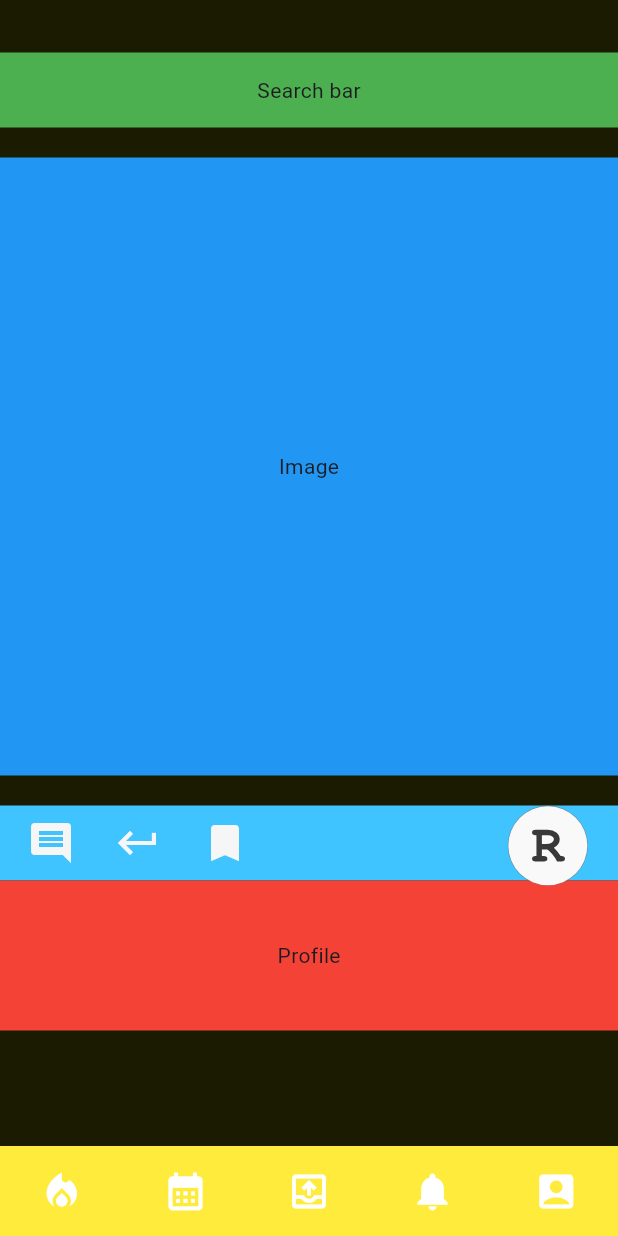
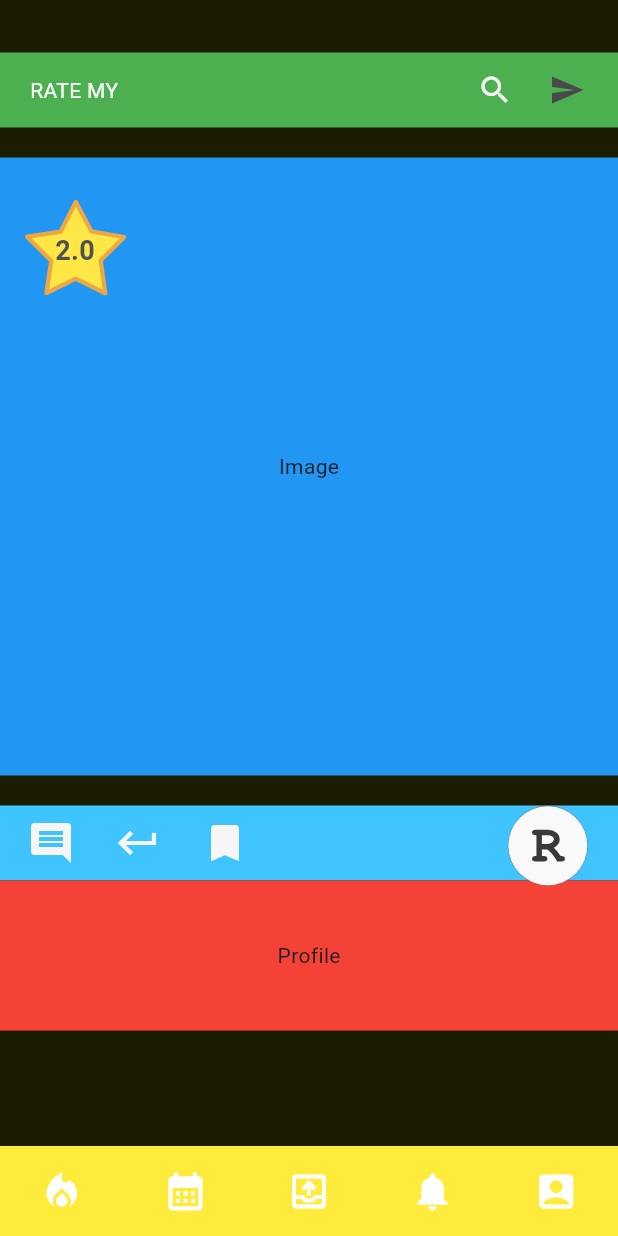
Before and after one commit to lupascugabrielcristian/ratemy, a Flutter app: the TestScreen screen opened by its route, on a phone screen of 412 x 824 dp. Run offline on Flutter 3.47's test engine with Material 3 defaults, Android fonts, the phone set to English and light mode, and no system bars; our stand-ins replace flutter_svg; project files that could hold a hidden picture were left out.

Commit message:
Grade component

```diff
--- /dev/null
+++ b/lib/screens/components/grade_star.dart
@@ -0,0 +1,35 @@
+import 'package:flutter/cupertino.dart';
+import 'package:flutter/material.dart';
+import 'package:flutter_svg/svg.dart';
+
+class GradeStar extends StatelessWidget {
+  const GradeStar({super.key, required this.grade, required this.width});
+
+  final double grade;
+  final double width;
+
+  @override
+  Widget build(BuildContext context) {
+    return SizedBox(
+      width: width,
+      height: width,
+      child: Stack(
+        children: [
+          SvgPicture.asset(
+              width: width,
+              height: width,
+            'assets/grade_v3.svg'
+          ),
+          Center(
+            child: Padding(
+              padding: const EdgeInsets.only(top: 4.0),
+              child: Text(grade.toString(), style: const TextStyle(color: Color.fromARGB(
+                  255, 80, 80, 80), fontSize: 18, fontWeight: FontWeight.bold)),
+            ),
+          )
+        ],
+      ),
+    );
+  }
+
+}
--- a/lib/screens/screen_test.dart
+++ b/lib/screens/screen_test.dart
@@ -2,6 +2,7 @@ import 'dart:developer';
 
 import 'package:flutter/material.dart';
 import 'package:ratemy/screens/components/bottom_bar.dart';
+import 'package:ratemy/screens/components/grade_star.dart';
 import 'package:ratemy/screens/presentation/feed_presentation.dart';
 
 import 'components/rate_button.dart';
@@ -73,7 +74,8 @@ class _TestScreenState extends State<TestScreen> {
                 color: Colors.green,
                 height: searchBarH,
                 child: Center(
-                  child: Text('Search bar')
+                  // child: Text('Search bar')
+                  child: _buildTopSearchBar(),
                 ),
               ),
 
@@ -141,6 +143,14 @@ class _TestScreenState extends State<TestScreen> {
               },
             ),
           ),
+
+
+          // CURRENT GRADE
+          const Positioned(
+              top: 130,
+              left: 15,
+              child: GradeStar(grade: 2, width: 70)
+          ),
         ],
       ),
     );
@@ -177,4 +187,27 @@ class _TestScreenState extends State<TestScreen> {
       ),
     );
   }
+
+  _buildTopSearchBar() {
+    return Padding(
+      padding: const EdgeInsets.only(right: 10.0, left: 20.0),
+      child: Row(
+        children: [
+          const Expanded(child: Text('RATE MY', style: TextStyle(color: Colors.white))),
+
+          IconButton(
+            padding: EdgeInsets.zero,
+            onPressed: () {},
+            // iconSize: 30,
+            icon: const Icon(Icons.search), color: widget.presentation.primary,),
+
+          IconButton(
+            padding: EdgeInsets.zero,
+            onPressed: () {},
+            // iconSize: 30,
+            icon: const Icon(Icons.send), color: widget.presentation.secondary,)
+        ],
+      ),
+    );
+  }
 }
```
Also changed, not shown: assets/assets-work.svg, assets/grade_v1.svg (added), assets/grade_v2.svg (added), assets/grade_v3.svg (added).
